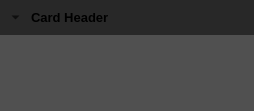
neelmewada/CrystalEngine, file Editor/Source/QtComponents/Public/QtComponents/Widgets/CardWidget.ui: the form before one commit.
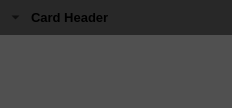
The form after the commit. Icons and pictures are not drawn.

The edit to the form file:
```diff
--- a/Editor/Source/QtComponents/Public/QtComponents/Widgets/CardWidget.ui
+++ b/Editor/Source/QtComponents/Public/QtComponents/Widgets/CardWidget.ui
@@ -9,8 +9,8 @@
    <rect>
     <x>0</x>
     <y>0</y>
-    <width>254</width>
-    <height>111</height>
+    <width>232</width>
+    <height>108</height>
    </rect>
   </property>
   <property name="sizePolicy">
```
